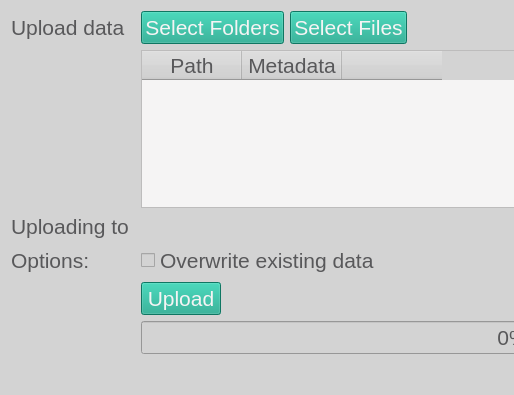
This is ibridgesgui/ui_files/uploadData.ui in iBridges-for-iRODS/iBridges-GUI as Qt 5 draws it before an edit; both pictures show x 0 to 514 and y 0 to 395 of the 936 by 395 pixel window. The edited form follows.
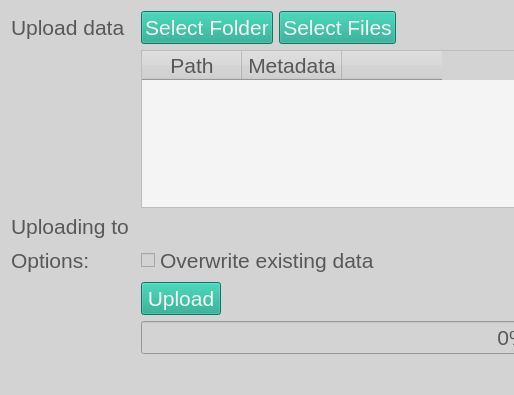
This is the edited form.

```diff
--- a/ibridgesgui/ui_files/uploadData.ui
+++ b/ibridgesgui/ui_files/uploadData.ui
@@ -135,7 +135,7 @@
      <item>
       <widget class="QPushButton" name="folder_button">
        <property name="text">
-        <string>Select Folders</string>
+        <string>Select Folder</string>
        </property>
       </widget>
      </item>
```
